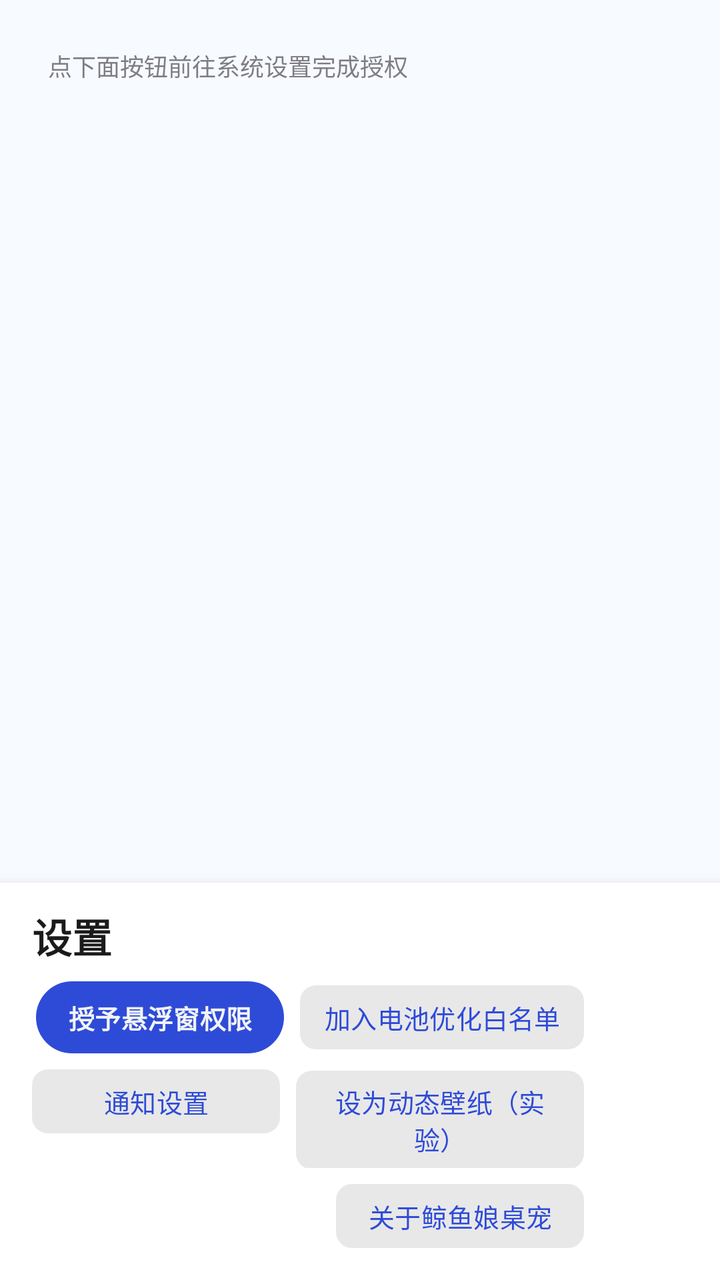
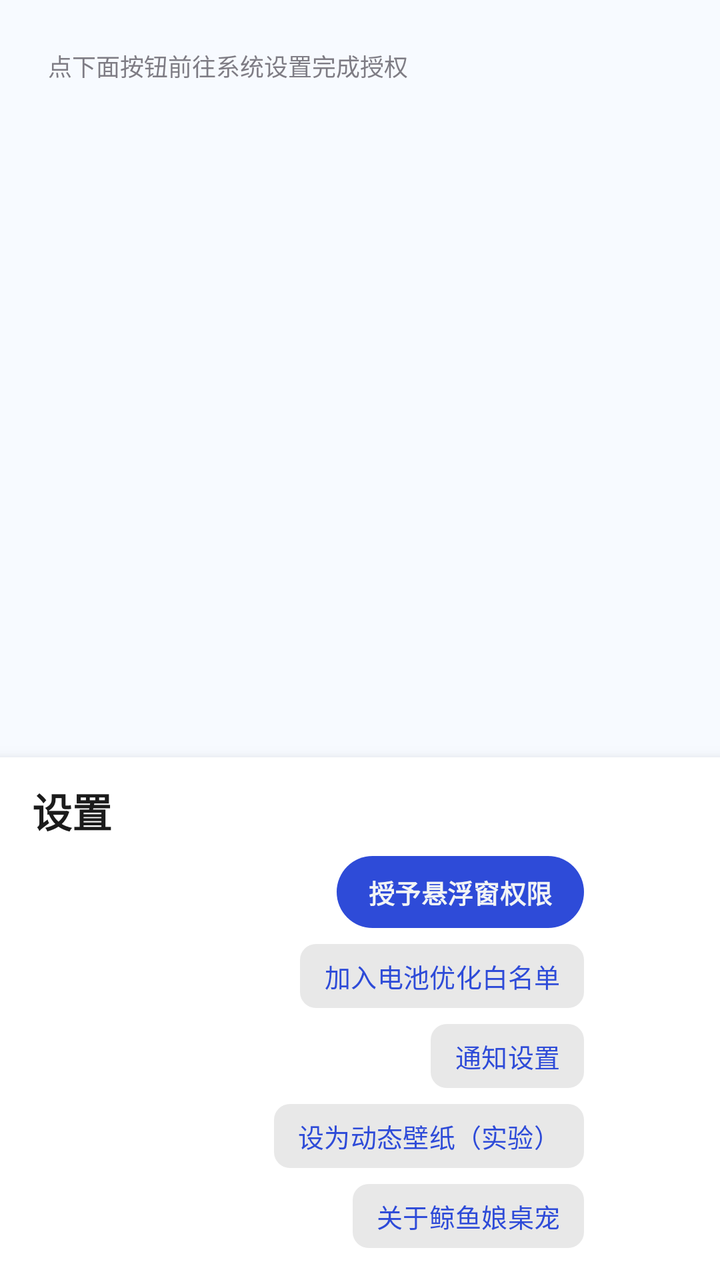

Before-and-after screenshots of an Android layout around one commit, followed by the original layout XML and the change that was made.
<!-- AndroidManifest.xml: application theme Theme.WhalePet -->
<!-- res/layout/page_settings.xml -->
<?xml version="1.0" encoding="utf-8"?>
<FrameLayout xmlns:android="http://schemas.android.com/apk/res/android"
    android:layout_width="match_parent"
    android:layout_height="match_parent">

    <ScrollView
        android:layout_width="match_parent"
        android:layout_height="match_parent"
        android:fillViewport="true">

        <LinearLayout
            android:layout_width="match_parent"
            android:layout_height="wrap_content"
            android:orientation="vertical"
            android:paddingStart="24dp"
            android:paddingTop="24dp"
            android:paddingEnd="24dp"
            android:paddingBottom="250dp">

            <TextView
                android:layout_width="match_parent"
                android:layout_height="wrap_content"
                android:alpha="0.7"
                android:text="@string/settings_perm_hint"
                android:textSize="12sp" />
        </LinearLayout>
    </ScrollView>

    
    <LinearLayout
        android:id="@+id/settings_action_bar"
        android:layout_width="match_parent"
        android:layout_height="wrap_content"
        android:layout_gravity="bottom"
        android:background="@color/surface_card"
        android:elevation="8dp"
        android:orientation="vertical"
        android:paddingStart="16dp"
        android:paddingTop="12dp"
        android:paddingEnd="68dp"
        android:paddingBottom="16dp">

        <TextView
            android:layout_width="wrap_content"
            android:layout_height="wrap_content"
            android:fontFamily="sans-serif-medium"
            android:text="@string/settings_title"
            android:textColor="@color/text_primary"
            android:textSize="20sp"
            android:textStyle="bold" />

        
        <LinearLayout
            android:layout_width="wrap_content"
            android:layout_height="wrap_content"
            android:layout_gravity="end"
            android:layout_marginTop="8dp"
            android:orientation="horizontal">

            <Button
                style="@style/Widget.WhalePet.Button.Primary"
                android:id="@+id/btn_overlay"
                android:layout_width="wrap_content"
                android:layout_height="wrap_content"
                android:minWidth="124dp"
                android:text="@string/grant_overlay" />

            <Button
                style="@style/Widget.WhalePet.Button"
                android:id="@+id/btn_battery"
                android:layout_width="wrap_content"
                android:layout_height="wrap_content"
                android:layout_marginStart="8dp"
                android:minWidth="124dp"
                android:text="@string/battery_whitelist" />
        </LinearLayout>

        
        <LinearLayout
            android:layout_width="wrap_content"
            android:layout_height="wrap_content"
            android:layout_gravity="end"
            android:layout_marginTop="8dp"
            android:orientation="horizontal">

            <Button
                style="@style/Widget.WhalePet.Button"
                android:id="@+id/btn_notif_settings"
                android:layout_width="wrap_content"
                android:layout_height="wrap_content"
                android:minWidth="124dp"
                android:text="@string/notif_settings" />

            <Button
                style="@style/Widget.WhalePet.Button"
                android:id="@+id/btn_wallpaper"
                android:layout_width="wrap_content"
                android:layout_height="wrap_content"
                android:layout_marginStart="8dp"
                android:minWidth="124dp"
                android:text="@string/wallpaper_entry" />
        </LinearLayout>

        
        <Button
            style="@style/Widget.WhalePet.Button"
            android:id="@+id/btn_about"
            android:layout_gravity="end"
            android:layout_width="wrap_content"
            android:minWidth="124dp"
            android:layout_height="wrap_content"
            android:layout_marginTop="8dp"
            android:text="@string/about_entry" />
    </LinearLayout>
</FrameLayout>
<!-- resources referenced by this layout -->
<resources>
  <color name="surface_card">#FFFFFF</color>
  <color name="text_primary">#1B1B1B</color>
  <string name="about_entry">关于鲸鱼娘桌宠</string>
  <string name="battery_whitelist">加入电池优化白名单</string>
  <string name="grant_overlay">授予悬浮窗权限</string>
  <string name="notif_settings">通知设置</string>
  <string name="settings_perm_hint">点下面按钮前往系统设置完成授权</string>
  <string name="settings_title">设置</string>
  <string name="wallpaper_entry">设为动态壁纸（实验）</string>
  <style name="Widget.WhalePet.Button" parent="Widget.Material3.Button.TonalButton">
          
          <item name="android:minHeight">32dp</item>
          <item name="android:minWidth">0dp</item>
          <item name="android:insetTop">0dp</item>
          <item name="android:insetBottom">0dp</item>
          <item name="android:paddingLeft">12dp</item>
          <item name="android:paddingRight">12dp</item>
          <item name="android:textSize">13sp</item>
          <item name="backgroundTint">@color/surface_chip</item>
          <item name="android:textColor">@color/brand_primary</item>
          <item name="cornerRadius">8dp</item>
      </style>
  <style name="Widget.WhalePet.Button.Primary" parent="Widget.Material3.Button.TonalButton">
          
          <item name="android:minHeight">36dp</item>
          <item name="android:minWidth">0dp</item>
          <item name="android:insetTop">0dp</item>
          <item name="android:insetBottom">0dp</item>
          <item name="android:paddingLeft">16dp</item>
          <item name="android:paddingRight">16dp</item>
          <item name="android:textSize">13sp</item>
          <item name="backgroundTint">@color/brand_primary</item>
          <item name="android:textColor">@color/f2f4f5</item>
          <item name="android:fontFamily">sans-serif-medium</item>
          <item name="android:textStyle">bold</item>
      </style>
  <style name="Theme.WhalePet" parent="Theme.Material3.DayNight.NoActionBar">
          
          <item name="colorPrimary">@color/brand_primary</item>
          <item name="colorOnPrimary">#FFFFFF</item>
          <item name="colorPrimaryContainer">#DDE3FF</item>
          <item name="colorOnPrimaryContainer">#10214A</item>
          <item name="colorSecondary">#2E9E5B</item>
          <item name="colorSurface">#FFFFFF</item>
          <item name="android:windowBackground">@color/surface_page</item>
          <item name="colorSurfaceVariant">#EDEDED</item>
          <item name="colorOutline">@color/outline_soft</item>
          <item name="android:statusBarColor">@android:color/transparent</item>
      </style>
  <color name="surface_chip">#E8E8E8</color>
  <color name="brand_primary">#2E4BD8</color>
  <color name="f2f4f5">#F2F4F5</color>
  <color name="surface_page">#F7FAFF</color>
  <color name="outline_soft">#DEDEDE</color>
</resources>

<!-- the commit's change to res/layout/page_settings.xml (unified diff, before → after) -->
@@ -15,7 +15,7 @@
             android:paddingStart="24dp"
             android:paddingTop="24dp"
             android:paddingEnd="24dp"
-            android:paddingBottom="250dp">
+            android:paddingBottom="330dp">
 
             <TextView
                 android:layout_width="match_parent"
@@ -49,66 +49,48 @@
             android:textSize="20sp"
             android:textStyle="bold" />
 
-        
-        <LinearLayout
+        <Button
+            style="@style/Widget.WhalePet.Button.Primary"
+            android:id="@+id/btn_overlay"
             android:layout_width="wrap_content"
             android:layout_height="wrap_content"
             android:layout_gravity="end"
             android:layout_marginTop="8dp"
-            android:orientation="horizontal">
+            android:text="@string/grant_overlay" />
 
-            <Button
-                style="@style/Widget.WhalePet.Button.Primary"
-                android:id="@+id/btn_overlay"
-                android:layout_width="wrap_content"
-                android:layout_height="wrap_content"
-                android:minWidth="124dp"
-                android:text="@string/grant_overlay" />
-
-            <Button
-                style="@style/Widget.WhalePet.Button"
-                android:id="@+id/btn_battery"
-                android:layout_width="wrap_content"
-                android:layout_height="wrap_content"
-                android:layout_marginStart="8dp"
-                android:minWidth="124dp"
-                android:text="@string/battery_whitelist" />
-        </LinearLayout>
-
-        
-        <LinearLayout
+        <Button
+            style="@style/Widget.WhalePet.Button"
+            android:id="@+id/btn_battery"
             android:layout_width="wrap_content"
             android:layout_height="wrap_content"
             android:layout_gravity="end"
             android:layout_marginTop="8dp"
-            android:orientation="horizontal">
+            android:text="@string/battery_whitelist" />
 
-            <Button
-                style="@style/Widget.WhalePet.Button"
-                android:id="@+id/btn_notif_settings"
-                android:layout_width="wrap_content"
-                android:layout_height="wrap_content"
-                android:minWidth="124dp"
-                android:text="@string/notif_settings" />
+        <Button
+            style="@style/Widget.WhalePet.Button"
+            android:id="@+id/btn_notif_settings"
+            android:layout_width="wrap_content"
+            android:layout_height="wrap_content"
+            android:layout_gravity="end"
+            android:layout_marginTop="8dp"
+            android:text="@string/notif_settings" />
 
-            <Button
-                style="@style/Widget.WhalePet.Button"
-                android:id="@+id/btn_wallpaper"
-                android:layout_width="wrap_content"
-                android:layout_height="wrap_content"
-                android:layout_marginStart="8dp"
-                android:minWidth="124dp"
-                android:text="@string/wallpaper_entry" />
-        </LinearLayout>
+        <Button
+            style="@style/Widget.WhalePet.Button"
+            android:id="@+id/btn_wallpaper"
+            android:layout_width="wrap_content"
+            android:layout_height="wrap_content"
+            android:layout_gravity="end"
+            android:layout_marginTop="8dp"
+            android:text="@string/wallpaper_entry" />
 
-        
         <Button
             style="@style/Widget.WhalePet.Button"
             android:id="@+id/btn_about"
+            android:layout_width="wrap_content"
+            android:layout_height="wrap_content"
             android:layout_gravity="end"
-            android:layout_width="wrap_content"
-            android:minWidth="124dp"
-            android:layout_height="wrap_content"
             android:layout_marginTop="8dp"
             android:text="@string/about_entry" />
     </LinearLayout>
